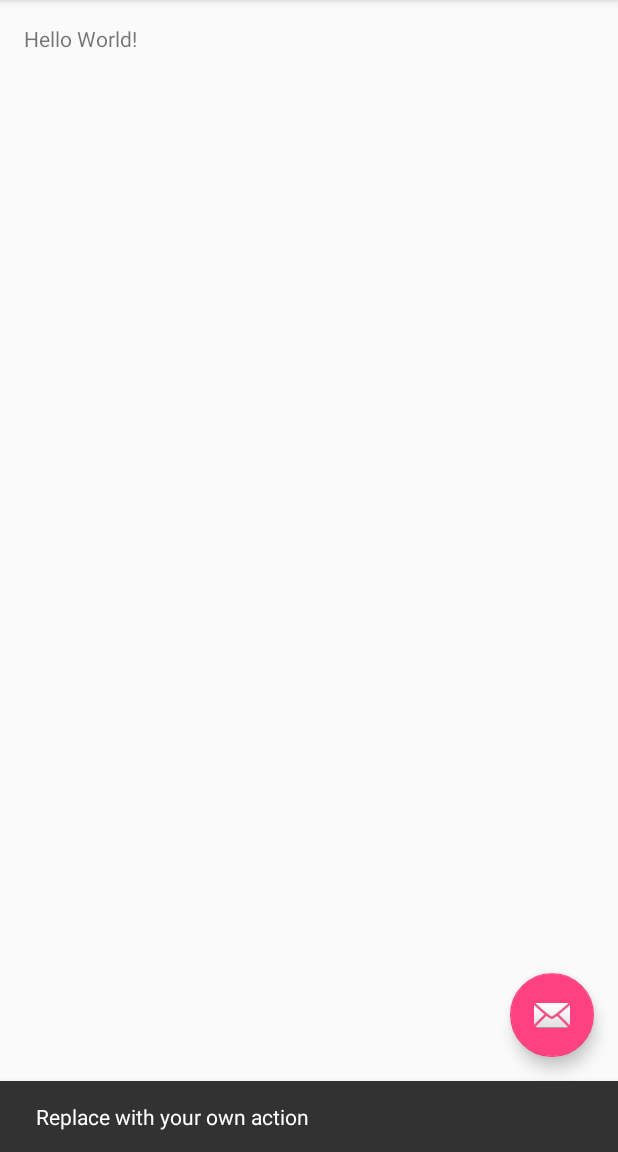
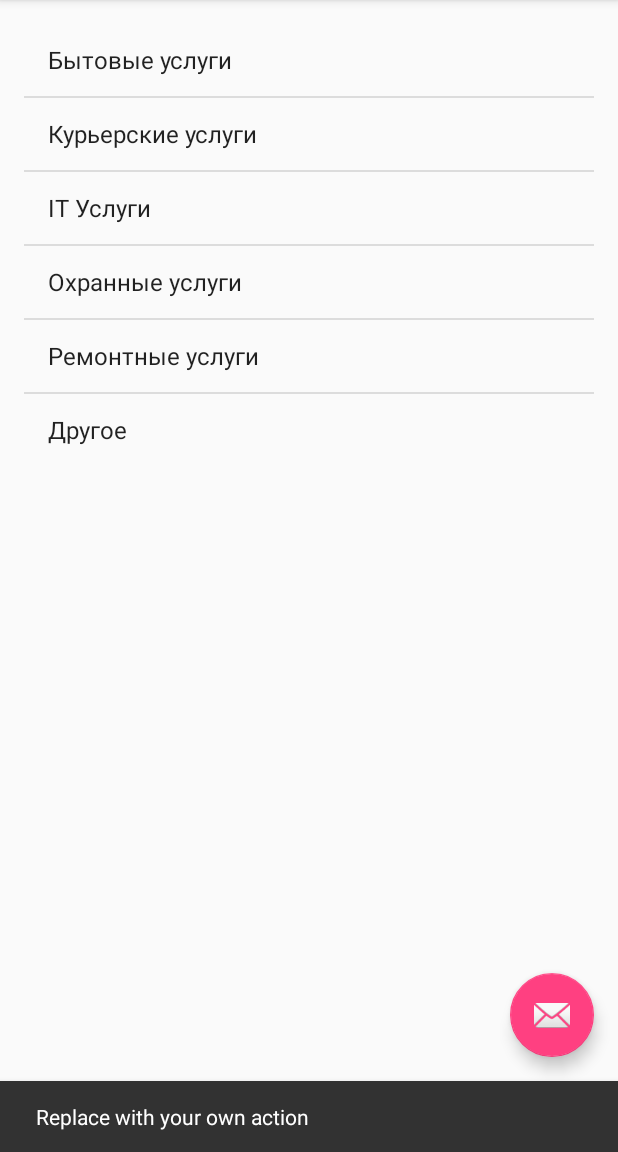
Before and after one commit to iBorland/JobFinder, an Android app: the MainActivity screen opened directly, with no data from a screen before it, after a tap on an icon or button, on a phone screen of 412 x 824 dp, the part 84-1236 px from its top. Run offline under Robolectric (Android 15) with nearby library versions, the phone set to English and light mode, and no system bars; 1 statement that could not run was skipped.

```diff
--- a/app/src/main/java/com/iborland/jobfinder/MainActivity.java
+++ b/app/src/main/java/com/iborland/jobfinder/MainActivity.java
@@ -19,11 +19,16 @@ import android.support.v7.app.AppCompatActivity;
 import android.support.v7.widget.Toolbar;
 import android.view.Menu;
 import android.view.MenuItem;
+import android.widget.ArrayAdapter;
+import android.widget.ListView;
+import android.widget.TextView;
 
 public class MainActivity extends AppCompatActivity
         implements NavigationView.OnNavigationItemSelectedListener {
 
     User user;
+    ListView listView;
+    String categories[];
 
     @Override
     protected void onCreate(Bundle savedInstanceState) {
@@ -32,6 +37,10 @@ public class MainActivity extends AppCompatActivity
         setContentView(R.layout.activity_main);
         Toolbar toolbar = (Toolbar) findViewById(R.id.toolbar);
         setSupportActionBar(toolbar);
+        categories = getResources().getStringArray(R.array.categories);
+        listView = (ListView)findViewById(R.id.listView);
+        ArrayAdapter<String> adapter = new ArrayAdapter<String>(this, android.R.layout.simple_list_item_1, categories);
+        listView.setAdapter(adapter);
 
         FloatingActionButton fab = (FloatingActionButton) findViewById(R.id.fab);
         fab.setOnClickListener(new View.OnClickListener() {
--- a/app/src/main/java/com/iborland/jobfinder/RegActivity.java
+++ b/app/src/main/java/com/iborland/jobfinder/RegActivity.java
@@ -72,7 +72,7 @@ public class RegActivity extends Activity {
         snackTextView = (TextView) snackbarView.findViewById(android.support.design.R.id.snackbar_text);
         snackTextView.setTextColor(getResources().getColor(R.color.colorText));
 
-        text.setText(quests[quest-1]);
+        text.setText(quests[quest - 1]);
 
         text.startAnimation(top);
         etext.startAnimation(left);
--- a/app/src/main/res/layout/activity_reg.xml
+++ b/app/src/main/res/layout/activity_reg.xml
@@ -35,4 +35,5 @@
         android:background="#52475cd4"
         android:layout_below="@+id/regRow"
         android:layout_centerHorizontal="true" />
+
 </RelativeLayout>
--- a/app/src/main/res/layout/content_main.xml
+++ b/app/src/main/res/layout/content_main.xml
@@ -12,8 +12,10 @@
     tools:context="com.iborland.jobfinder.MainActivity"
     tools:showIn="@layout/app_bar_main">
 
-    <TextView
+    <ListView
         android:layout_width="wrap_content"
         android:layout_height="wrap_content"
-        android:text="Hello World!" />
+        android:id="@+id/listView"
+        android:layout_alignParentTop="true"
+        android:layout_alignParentStart="true" />
 </RelativeLayout>
--- a/app/src/main/res/values/strings.xml
+++ b/app/src/main/res/values/strings.xml
@@ -27,4 +27,14 @@
         <item>Введите ваше настоящее имя</item>
         <item>Введите вашу настоящую фамилию</item>
     </string-array>
+
+    <string-array name="categories">
+        <item>Бытовые услуги</item>
+        <item>Курьерские услуги</item>
+        <item>IT Услуги</item>
+        <item>Охранные услуги</item>
+        <item>Ремонтные услуги</item>
+        <item>Другое</item>
+    </string-array>
+
 </resources>
```
Also changed, not shown: 1 other file.
